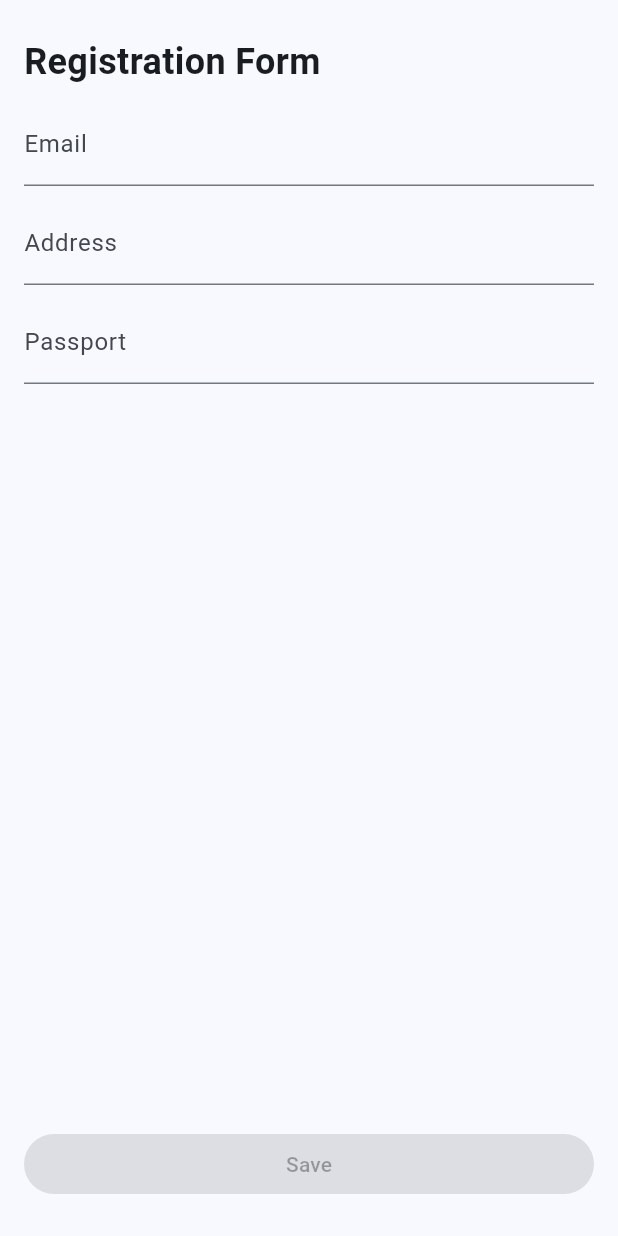
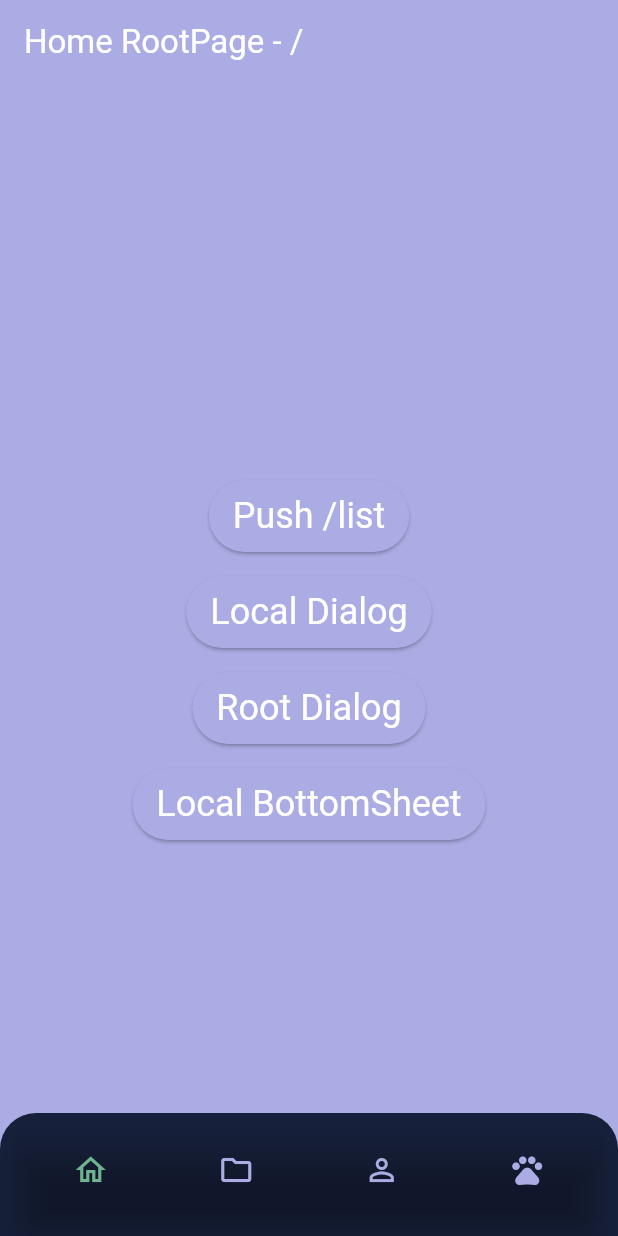
Before and after one commit to CRaez-Dev/flutter_mvvm_getx_firebase, a Flutter app: the screen it shows after launch, on a phone screen of 412 x 824 dp. Run offline on Flutter 3.47's test engine with Material 3 defaults, Android fonts, the phone set to English and light mode, and no system bars; our stand-ins replace dio, flutter_dotenv, get.

Commit message:
[Navigation - First instance]
- Navigation example with NavigatorPopHandler

```diff
--- a/lib/config/routes/app_routes.dart
+++ b/lib/config/routes/app_routes.dart
@@ -2,17 +2,21 @@ import 'package:flutter_mvvm_getx_firebase/ui/screens/form/form_binding.dart';
 import 'package:flutter_mvvm_getx_firebase/ui/screens/form/form_screen.dart';
 import 'package:flutter_mvvm_getx_firebase/ui/screens/home/home_binding.dart';
 import 'package:flutter_mvvm_getx_firebase/ui/screens/home/home_screen.dart';
+import 'package:flutter_mvvm_getx_firebase/ui/screens/navigation/navigation_binding.dart';
+import 'package:flutter_mvvm_getx_firebase/ui/screens/navigation/navigation_screen.dart';
 import 'package:get/get.dart';
 import 'package:flutter_mvvm_getx_firebase/ui/screens/counter/counter_binding.dart';
 import 'package:flutter_mvvm_getx_firebase/ui/screens/counter/counter_screen.dart';
 import 'package:flutter_mvvm_getx_firebase/ui/screens/other/other_screen.dart';
 
 class AppRoutes {
-  static const String formRoute = '/';
-  static const String homeRoute = '/home';
+  static const String homeRoute = '/';
+  static const String formRoute = '/form';
+  static const String navigationRoute = '/navigation';
   static const String counterRoute = '/counter';
   static const String otherRoute = '/other';
 
+  static const String initialRoute = navigationRoute;
 
   static final routes = <GetPage>[
     GetPage(
@@ -31,5 +35,9 @@ class AppRoutes {
         name: formRoute,
         page: () => const FormScreen(),
         binding: FormBinding()),
+    GetPage(
+        name: navigationRoute,
+        page: () => const NavigationScreen(),
+        binding: NavigationBinding()),
   ];
 }
--- a/lib/data/mappers/movie_mapper.dart
+++ b/lib/data/mappers/movie_mapper.dart
@@ -8,7 +8,7 @@ class MovieMapper {
       name: movieDb.title,
       synopsis: movieDb.synopsis,
       duration: int.parse(movieDb.runtime) ,
-      bannerUrl: movieDb.corporateFilmId != "" ? '${Environment.cinema1BaseImageUrl}300x400/${movieDb.corporateFilmId}.jpg' : 'no-poster',
+      bannerUrl: movieDb.corporateFilmId != "" ? '${Environment.cinema1BaseImageUrl}/300x400/${movieDb.corporateFilmId}.jpg' : 'no-poster',
       rating: movieDb.rating,
       );
   }
--- a/lib/main.dart
+++ b/lib/main.dart
@@ -17,7 +17,7 @@ class MainApp extends StatelessWidget {
   @override
   Widget build(BuildContext context) {
     return GetMaterialApp(
-      initialRoute: '/',
+      initialRoute: AppRoutes.initialRoute,
       debugShowCheckedModeBanner: false,
       theme: appTheme,
       getPages: AppRoutes.routes
--- a/lib/ui/screens/home/home_controller.dart
+++ b/lib/ui/screens/home/home_controller.dart
@@ -15,7 +15,7 @@ class HomeController extends GetxController {
   void setUp() async {
     final repository = Get.find<MovieRepository>();
     listMovies.addAll((await GetMoviesByCinemaId(repository).execute(id: 600)).toList());
-    update();
+    // update();
   }
 
 }
--- /dev/null
+++ b/lib/ui/screens/navigation/models/destination_items.dart
@@ -0,0 +1,11 @@
+import 'package:flutter/material.dart';
+
+class DestinationItems {
+  final int index;
+  final String title;
+  final IconData icon;
+  final Color color;
+  final Color activeColor;
+  const DestinationItems(
+      this.index, this.title, this.icon, this.color, this.activeColor);
+}
--- /dev/null
+++ b/lib/ui/screens/navigation/navigation_binding.dart
@@ -0,0 +1,9 @@
+import 'package:flutter_mvvm_getx_firebase/ui/screens/navigation/navigation_controller.dart';
+import 'package:get/get.dart';
+
+class NavigationBinding extends Bindings {
+  @override
+  void dependencies() {
+    Get.lazyPut<NavigationController>(() => NavigationController());
+  }
+}
--- /dev/null
+++ b/lib/ui/screens/navigation/navigation_controller.dart
@@ -0,0 +1,275 @@
+import 'package:get/get.dart';
+import 'package:flutter_mvvm_getx_firebase/ui/screens/navigation/models/destination_items.dart';
+import 'package:flutter/material.dart';
+
+class NavigationController extends GetxController
+    with GetTickerProviderStateMixin {
+
+  NavigationController();
+
+  RxInt selectedIndex = 0.obs;
+
+  final List<DestinationItems> allDestinations = <DestinationItems>[
+    const DestinationItems(
+        0, 'Home', Icons.home_outlined, Color(0xFFACACE5), Color(0xFF70B38F)),
+    const DestinationItems(1, 'Folder', Icons.folder_outlined,
+        Color(0xFFACACE5), Color(0xFF70B38F)),
+    const DestinationItems(2, 'Folder', Icons.person_outline, Color(0xFFACACE5),
+        Color(0xFF70B38F)),
+    const DestinationItems(
+        3, 'Pets', Icons.pets, Color(0xFFACACE5), Color(0xFF70B38F)),
+  ];
+
+  AnimationController buildFaderController() {
+    final AnimationController controller = AnimationController(
+      vsync: this,
+      duration: const Duration(milliseconds: 300),
+    );
+    controller.addStatusListener(
+      (AnimationStatus status) {
+        if (status == AnimationStatus.dismissed) {
+          update(); // Rebuild unselected destinations offstage.
+        }
+      },
+    );
+    return controller;
+  }
+
+  late final List<GlobalKey<NavigatorState>> navigatorKeys;
+  late final List<AnimationController> destinationFaders;
+  late final List<Widget> destinationViews;
+
+  @override
+  Future<void> onInit() async {
+    super.onInit();
+
+    navigatorKeys = List<GlobalKey<NavigatorState>>.generate(
+      allDestinations.length,
+      (int index) => GlobalKey(),
+    ).toList();
+
+    destinationFaders = List<AnimationController>.generate(
+      allDestinations.length,
+      (int index) => buildFaderController(),
+    ).toList();
+
+    destinationFaders[selectedIndex.value].value = 1.0;
+
+    destinationViews = allDestinations.map<Widget>(
+      (DestinationItems destination) {
+        return FadeTransition(
+          opacity: destinationFaders[destination.index].drive(CurveTween(curve: Curves.fastOutSlowIn)),
+          child: DestinationView(
+            destination: destination,
+            navigatorKey: navigatorKeys[destination.index],
+          ),
+        );
+      },
+    ).toList();
+  }
+
+  updateIndex(int index) {
+    selectedIndex.value = index;
+  }
+
+  handleOnPop() {
+    final NavigatorState navigator =
+        navigatorKeys[selectedIndex.value].currentState!;
+    navigator.pop();
+  }
+}
+
+class DestinationView extends StatelessWidget {
+  final DestinationItems destination;
+  final Key navigatorKey;
+
+  const DestinationView({
+    super.key,
+    required this.destination,
+    required this.navigatorKey,
+  });
+
+  @override
+  Widget build(BuildContext context) {
+    return Navigator(
+      key: navigatorKey,
+      onGenerateRoute: (RouteSettings settings) {
+        return MaterialPageRoute<void>(
+          settings: settings,
+          builder: (context) {
+            switch (settings.name) {
+              case '/':
+                return RootPage(destination: destination,);
+              case '/list':
+                return ListPage(destination: destination,);
+              case '/text':
+                return SafeArea(child: Container(color: Colors.greenAccent ,child: const Placeholder()));
+            }
+            return const SizedBox();
+          },
+        );
+      },
+    );
+  }
+}
+
+class RootPage extends StatelessWidget {
+  const RootPage({super.key, required this.destination});
+
+  final DestinationItems destination;
+
+  Widget _buildDialog(BuildContext context) {
+    return AlertDialog(
+      title: Text('${destination.title} AlertDialog'),
+      actions: <Widget>[
+        TextButton(
+          onPressed: () {
+            Navigator.pop(context);
+          },
+          child: const Text('OK'),
+        ),
+      ],
+    );
+  }
+
+  @override
+  Widget build(BuildContext context) {
+    final TextStyle headlineSmall = Theme.of(context).textTheme.headlineSmall!;
+    final ButtonStyle buttonStyle = ElevatedButton.styleFrom(
+      backgroundColor: destination.color,
+      foregroundColor: Colors.white,
+      visualDensity: VisualDensity.comfortable,
+      padding: const EdgeInsets.symmetric(vertical: 12, horizontal: 16),
+      textStyle: headlineSmall,
+    );
+
+    return Scaffold(
+      appBar: AppBar(
+        title: Text('${destination.title} RootPage - /'),
+        backgroundColor: destination.color,
+        foregroundColor: Colors.white,
+      ),
+      backgroundColor: destination.color,
+      extendBody: true,
+      body: Center(
+        child: Column(
+          mainAxisSize: MainAxisSize.min,
+          children: <Widget>[
+            ElevatedButton(
+              style: buttonStyle,
+              onPressed: () {
+                Navigator.pushNamed(context, '/list');
+              },
+              child: const Text('Push /list'),
+            ),
+            const SizedBox(height: 16),
+            ElevatedButton(
+              style: buttonStyle,
+              onPressed: () {
+                showDialog<void>(
+                  context: context,
+                  useRootNavigator: false,
+                  builder: _buildDialog,
+                );
+              },
+              child: const Text('Local Dialog'),
+            ),
+            const SizedBox(height: 16),
+            ElevatedButton(
+              style: buttonStyle,
+              onPressed: () {
+                showDialog<void>(
+                  context: context,
+                  useRootNavigator:
+                      true, // ignore: avoid_redundant_argument_values
+                  builder: _buildDialog,
+                );
+              },
+              child: const Text('Root Dialog'),
+            ),
+            const SizedBox(height: 16),
+            Builder(
+              builder: (BuildContext context) {
+                return ElevatedButton(
+                  style: buttonStyle,
+                  onPressed: () {
+                    showBottomSheet(
+                      context: context,
+                      builder: (BuildContext context) {
+                        return Container(
+                          padding: const EdgeInsets.all(16),
+                          width: double.infinity,
+                          child: Text(
+                            '${destination.title} BottomSheet\n'
+                            'Tap the back button to dismiss',
+                            style: headlineSmall,
+                            softWrap: true,
+                            textAlign: TextAlign.center,
+                          ),
+                        );
+                      },
+                    );
+                  },
+                  child: const Text('Local BottomSheet'),
+                );
+              },
+            ),
+          ],
+        ),
+      ),
+    );
+  }
+}
+
+class ListPage extends StatelessWidget {
+  const ListPage({super.key, required this.destination});
+
+  final DestinationItems destination;
+
+  @override
+  Widget build(BuildContext context) {
+    const int itemCount = 50;
+    final ColorScheme colorScheme = Theme.of(context).colorScheme;
+    final ButtonStyle buttonStyle = OutlinedButton.styleFrom(
+      shape: RoundedRectangleBorder(
+        borderRadius: BorderRadius.circular(8),
+        side: BorderSide(
+          color: colorScheme.onSurface.withOpacity(0.12),
+        ),
+      ),
+      foregroundColor: destination.color,
+      fixedSize: const Size.fromHeight(64),
+      textStyle: Theme.of(context).textTheme.headlineSmall,
+    );
+    return Scaffold(
+      appBar: AppBar(
+        title: Text('${destination.title} ListPage - /list'),
+        backgroundColor: destination.color,
+        foregroundColor: Colors.white,
+      ),
+      backgroundColor: destination.color,
+      body: SizedBox.expand(
+        child: ListView.builder(
+          itemCount: itemCount,
+          itemBuilder: (BuildContext context, int index) {
+            return Padding(
+              padding: const EdgeInsets.symmetric(vertical: 4, horizontal: 8),
+              child: OutlinedButton(
+                style: buttonStyle.copyWith(
+                  backgroundColor: MaterialStatePropertyAll<Color>(
+                    Color.lerp(destination.color, Colors.white,
+                        index / itemCount)!,
+                  ),
+                ),
+                onPressed: () {
+                  Navigator.pushNamed(context, '/text');
+                },
+                child: Text('Push /text [$index]'),
+              ),
+            );
+          },
+        ),
+      ),
+    );
+  }
+}
--- /dev/null
+++ b/lib/ui/screens/navigation/navigation_screen.dart
@@ -0,0 +1,135 @@
+import 'package:flutter/material.dart';
+import 'package:flutter_mvvm_getx_firebase/ui/screens/navigation/models/destination_items.dart';
+import 'package:flutter_mvvm_getx_firebase/ui/screens/navigation/navigation_controller.dart';
+import 'package:get/get.dart';
+
+class NavigationScreen extends StatelessWidget {
+  const NavigationScreen({super.key});
+
+  @override
+  Widget build(BuildContext context) {
+    return GetBuilder<NavigationController>(
+      builder: (_) {
+        return NavigatorPopHandler(
+          onPop: _.handleOnPop,
+          child: Scaffold(
+            extendBody: true,
+            body: Stack(
+              fit: StackFit.expand,
+              children: _.allDestinations.map(
+                (DestinationItems destination) {
+                  final int index = destination.index;
+                  final Widget view = _.destinationViews[index];
+
+                  if (index == _.selectedIndex.value) {
+                    return Offstage(
+                      offstage: false,
+                      child: view,
+                    );
+                  } else {
+                    return Offstage(
+                      child: view,
+                    );
+                  }
+                },
+              ).toList(),
+            ),
+            bottomNavigationBar: const BottonNavigationBarCustom2(),
+          ),
+        );
+      },
+    );
+  }
+}
+
+class BottonNavigationBarCustom extends StatelessWidget {
+  const BottonNavigationBarCustom({
+    super.key,
+  });
+
+  @override
+  Widget build(BuildContext context) {
+    final _ = Get.find<NavigationController>();
+
+    return Container(
+      height: 70,
+      padding: const EdgeInsets.all(12),
+      // margin: const EdgeInsets.symmetric(horizontal: 24),
+      decoration: const BoxDecoration(
+        color: Color(0xFF17203A),
+        borderRadius: BorderRadius.vertical(top: Radius.circular(24)),
+      ),
+
+      child: Obx(
+        () {
+          return NavigationBar(
+            selectedIndex: _.selectedIndex.value,
+            onDestinationSelected: _.selectedIndex,
+            labelBehavior: NavigationDestinationLabelBehavior.alwaysHide,
+            indicatorColor: Colors.transparent,
+            backgroundColor: Colors.transparent,
+            // backgroundColor: const Color(0xFF17203A),
+            destinations: _.allDestinations
+                .map<NavigationDestination>((DestinationItems item) {
+              return NavigationDestination(
+                  icon: Icon(item.icon, color: item.color),
+                  selectedIcon: Icon(item.icon, color: item.activeColor),
+                  label: item.title);
+            }).toList(),
+          );
+        },
+      ),
+    );
+  }
+}
+
+class BottonNavigationBarCustom2 extends StatelessWidget {
+  const BottonNavigationBarCustom2({
+    super.key,
+  });
+
+  @override
+  Widget build(BuildContext context) {
+    final _ = Get.find<NavigationController>();
+
+    return Container(
+      // height: 70,
+      padding: const EdgeInsets.all(12),
+      // margin: const EdgeInsets.symmetric(horizontal: 24),
+      decoration: const BoxDecoration(
+        color: Color(0xFF17203A),
+        borderRadius: BorderRadius.vertical(top: Radius.circular(24)),
+      ),
+
+      child: Obx(
+        () {
+          return BottomNavigationBar(
+            currentIndex: _.selectedIndex.value,
+            onTap: _.selectedIndex,
+            type: BottomNavigationBarType.fixed,
+            // labelBehavior: NavigationDestinationLabelBehavior.alwaysHide,
+            backgroundColor: Colors.transparent,
+            showSelectedLabels: false,
+            showUnselectedLabels: false,
+            // backgroundColor: const Color(0xFF17203A),
+            items: _.allDestinations
+                .map<BottomNavigationBarItem>((DestinationItems item) {
+              return BottomNavigationBarItem(
+                icon: Icon(
+                  item.icon,
+                  color: item.color,
+                ),
+                activeIcon: Icon(
+                  item.icon,
+                  color: item.activeColor,
+                ),
+                backgroundColor: Colors.transparent,
+                label: item.title,
+              );
+            }).toList(),
+          );
+        },
+      ),
+    );
+  }
+}
```
Also changed, not shown: lib/ui/screens/home/home_screen.dart (+32 -12 lines).
